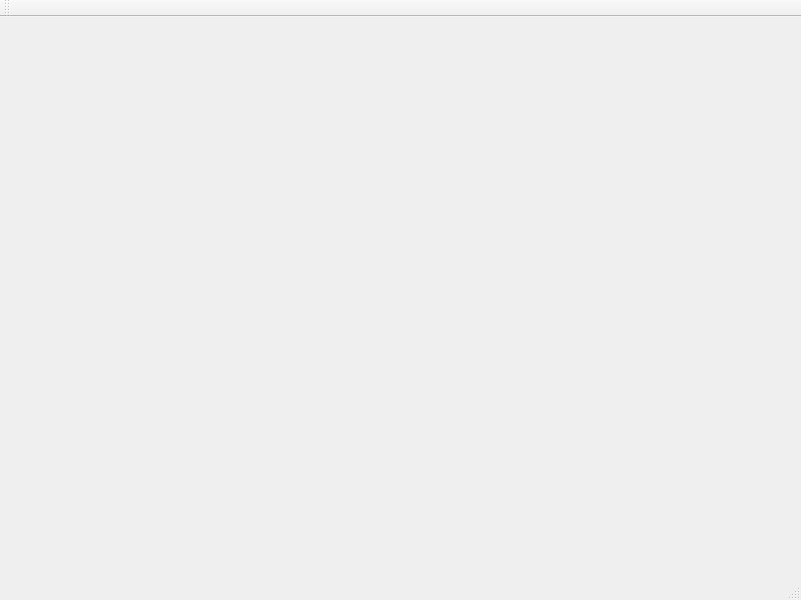
wuzhibo/testqt, file testwidgets/mainwindow.ui: the form before one commit.
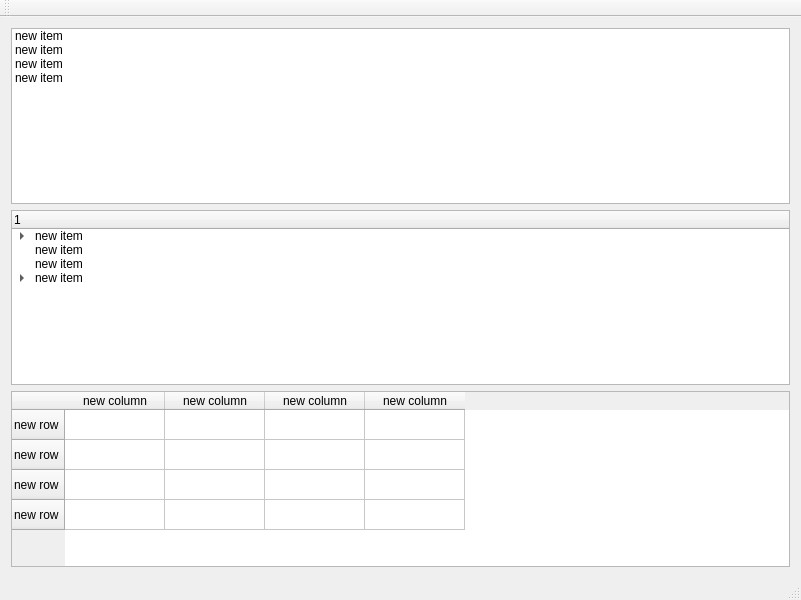
The form after the commit. The open tabs and pages were chosen to show the change. Icons and pictures are not drawn.

The edit to the form file:
```diff
--- a/testwidgets/mainwindow.ui
+++ b/testwidgets/mainwindow.ui
@@ -246,7 +246,134 @@
        </layout>
       </widget>
       <widget class="QWidget" name="dashboard">
-       <layout class="QVBoxLayout" name="verticalLayout_15"/>
+       <layout class="QVBoxLayout" name="verticalLayout_15">
+        <item>
+         <layout class="QVBoxLayout" name="vertical">
+          <item>
+           <widget class="QListWidget" name="listWidget">
+            <item>
+             <property name="text">
+              <string>new item</string>
+             </property>
+            </item>
+            <item>
+             <property name="text">
+              <string>new item</string>
+             </property>
+            </item>
+            <item>
+             <property name="text">
+              <string>new item</string>
+             </property>
+            </item>
+            <item>
+             <property name="text">
+              <string>new item</string>
+             </property>
+            </item>
+           </widget>
+          </item>
+          <item>
+           <widget class="QTreeWidget" name="treeWidget">
+            <column>
+             <property name="text">
+              <string>1</string>
+             </property>
+            </column>
+            <item>
+             <property name="text">
+              <string>new item</string>
+             </property>
+             <item>
+              <property name="text">
+               <string>new subitem</string>
+              </property>
+              <item>
+               <property name="text">
+                <string>new subitem</string>
+               </property>
+              </item>
+              <item>
+               <property name="text">
+                <string>new item</string>
+               </property>
+              </item>
+             </item>
+            </item>
+            <item>
+             <property name="text">
+              <string>new item</string>
+             </property>
+            </item>
+            <item>
+             <property name="text">
+              <string>new item</string>
+             </property>
+            </item>
+            <item>
+             <property name="text">
+              <string>new item</string>
+             </property>
+             <item>
+              <property name="text">
+               <string>new item</string>
+              </property>
+              <item>
+               <property name="text">
+                <string>new subitem</string>
+               </property>
+              </item>
+             </item>
+            </item>
+           </widget>
+          </item>
+          <item>
+           <widget class="QTableWidget" name="tableWidget">
+            <row>
+             <property name="text">
+              <string>new row</string>
+             </property>
+            </row>
+            <row>
+             <property name="text">
+              <string>new row</string>
+             </property>
+            </row>
+            <row>
+             <property name="text">
+              <string>new row</string>
+             </property>
+            </row>
+            <row>
+             <property name="text">
+              <string>new row</string>
+             </property>
+            </row>
+            <column>
+             <property name="text">
+              <string>new column</string>
+             </property>
+            </column>
+            <column>
+             <property name="text">
+              <string>new column</string>
+             </property>
+            </column>
+            <column>
+             <property name="text">
+              <string>new column</string>
+             </property>
+            </column>
+            <column>
+             <property name="text">
+              <string>new column</string>
+             </property>
+            </column>
+           </widget>
+          </item>
+         </layout>
+        </item>
+       </layout>
       </widget>
      </widget>
     </item>
```
Left out of the diff: 2 changed lines with no effect on the pictures.
